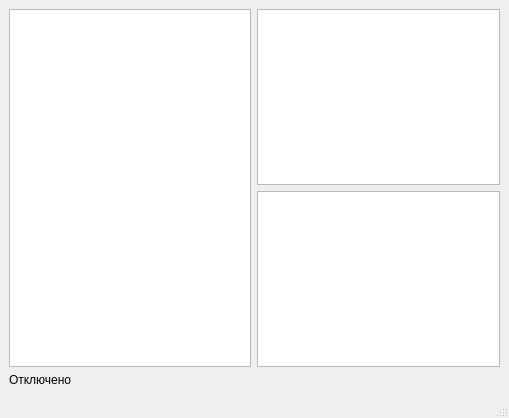
First picture: the form in CourseProject/mainwindow.ui, repository maxx777888/QtHomeW, before the edit.
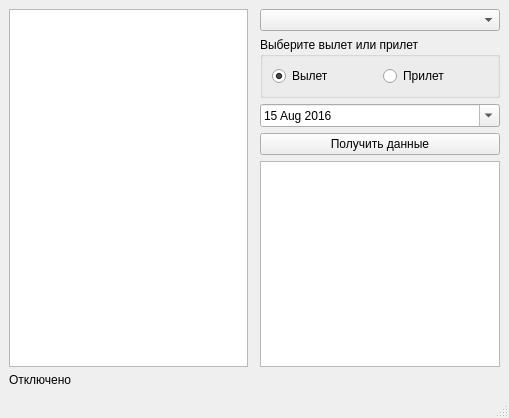
Second picture: the form after the edit.

The edit to the form file:
```diff
--- a/CourseProject/mainwindow.ui
+++ b/CourseProject/mainwindow.ui
@@ -15,22 +15,99 @@
   </property>
   <widget class="QWidget" name="centralwidget">
    <layout class="QGridLayout" name="gridLayout">
-    <item row="0" column="0" rowspan="2">
-     <widget class="QTextEdit" name="te_FlightTab"/>
+    <item row="1" column="0" rowspan="5">
+     <widget class="QTableView" name="tb_FlightInfo"/>
     </item>
-    <item row="0" column="1">
-     <widget class="QTextEdit" name="te_AirPortZone"/>
-    </item>
-    <item row="1" column="1">
-     <widget class="QTextEdit" name="te_buttons"/>
-    </item>
-    <item row="2" column="0" colspan="2">
+    <item row="6" column="0" colspan="3">
      <widget class="QLabel" name="lb_ConStatus">
       <property name="text">
        <string>Отключено</string>
       </property>
      </widget>
     </item>
+    <item row="3" column="2">
+     <widget class="QDateEdit" name="de_DateFlight">
+      <property name="maximumDateTime">
+       <datetime>
+        <hour>23</hour>
+        <minute>59</minute>
+        <second>59</second>
+        <year>2017</year>
+        <month>9</month>
+        <day>14</day>
+       </datetime>
+      </property>
+      <property name="minimumDateTime">
+       <datetime>
+        <hour>0</hour>
+        <minute>0</minute>
+        <second>0</second>
+        <year>2016</year>
+        <month>8</month>
+        <day>15</day>
+       </datetime>
+      </property>
+      <property name="minimumDate">
+       <date>
+        <year>2016</year>
+        <month>8</month>
+        <day>15</day>
+       </date>
+      </property>
+      <property name="maximumTime">
+       <time>
+        <hour>23</hour>
+        <minute>59</minute>
+        <second>59</second>
+       </time>
+      </property>
+      <property name="calendarPopup">
+       <bool>true</bool>
+      </property>
+     </widget>
+    </item>
+    <item row="1" column="2">
+     <widget class="QComboBox" name="cb_AirPortList"/>
+    </item>
+    <item row="4" column="2">
+     <widget class="QPushButton" name="pushButton">
+      <property name="text">
+       <string>Получить данные</string>
+      </property>
+     </widget>
+    </item>
+    <item row="2" column="2">
+     <widget class="QGroupBox" name="gb_ArDe">
+      <property name="title">
+       <string>Выберите вылет или прилет</string>
+      </property>
+      <layout class="QHBoxLayout" name="horizontalLayout">
+       <item>
+        <widget class="QRadioButton" name="rb_Dep">
+         <property name="enabled">
+          <bool>true</bool>
+         </property>
+         <property name="text">
+          <string>Вылет</string>
+         </property>
+         <property name="checked">
+          <bool>true</bool>
+         </property>
+        </widget>
+       </item>
+       <item>
+        <widget class="QRadioButton" name="rb_Arr">
+         <property name="text">
+          <string>Прилет</string>
+         </property>
+        </widget>
+       </item>
+      </layout>
+     </widget>
+    </item>
+    <item row="5" column="2">
+     <widget class="QTextEdit" name="pb_Request"/>
+    </item>
    </layout>
   </widget>
   <widget class="QMenuBar" name="menubar">
```
